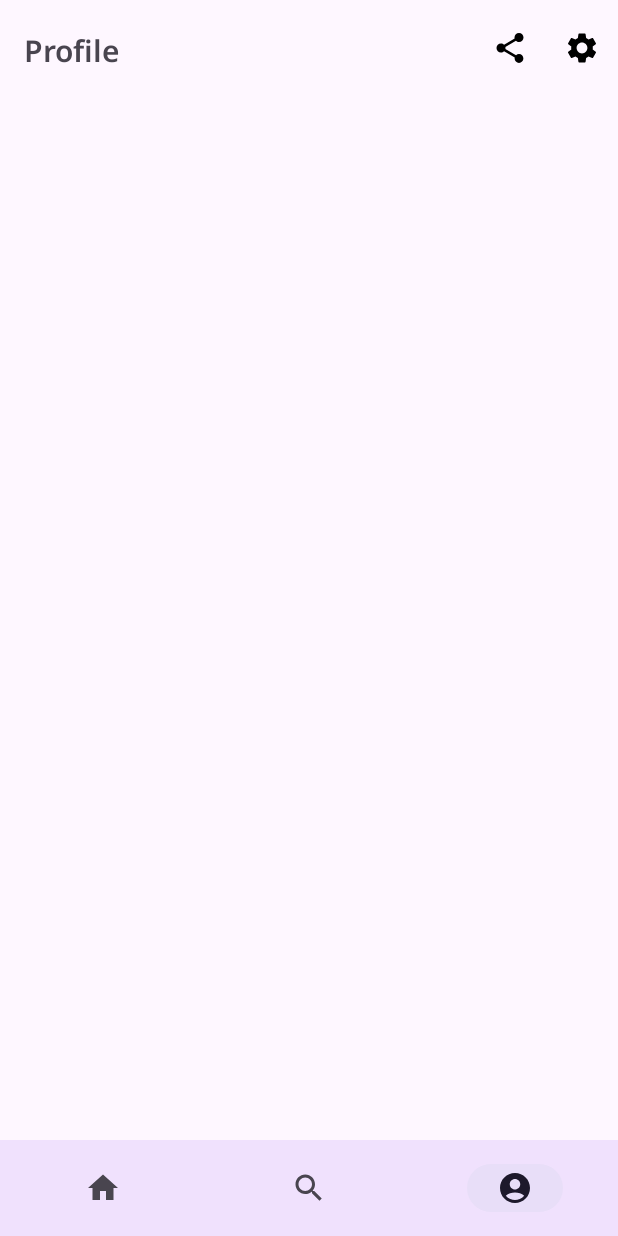
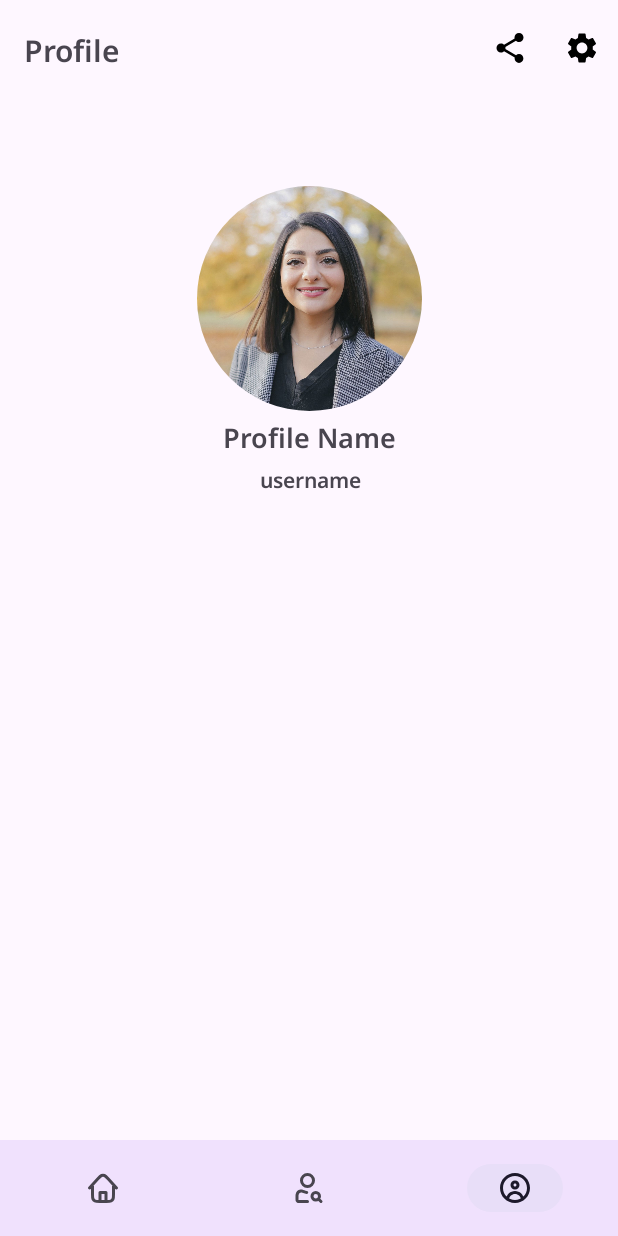
Before and after one commit to dwiaziprasetya/GithubUserApp, an Android app: the ProfileFragment screen opened through its navigation route, on a phone screen of 412 x 824 dp. Run offline under Robolectric (Android 15) with nearby library versions, the phone set to English and light mode, and no system bars; our stand-ins replace CircleImageView, navigation-ui.

Commit message:
Memperbarui bottom navigation dan beberapa iconnya

```diff
--- /dev/null
+++ b/app/src/main/res/drawable/icon_home.xml
@@ -0,0 +1,15 @@
+<vector xmlns:android="http://schemas.android.com/apk/res/android"
+    xmlns:tools="http://schemas.android.com/tools"
+    android:width="800dp"
+    android:height="800dp"
+    android:viewportWidth="24"
+    android:viewportHeight="24"
+    tools:ignore="VectorRaster">
+  <path
+      android:pathData="M14,21V15H10V21M19,9.778V16.2C19,17.88 19,18.72 18.673,19.362C18.385,19.927 17.927,20.385 17.362,20.673C16.72,21 15.88,21 14.2,21H9.8C8.12,21 7.28,21 6.638,20.673C6.074,20.385 5.615,19.927 5.327,19.362C5,18.72 5,17.88 5,16.2V9.778M21,12L15.567,5.964C14.331,4.591 13.713,3.905 12.986,3.652C12.347,3.429 11.651,3.429 11.012,3.652C10.284,3.905 9.667,4.592 8.431,5.965L3,12"
+      android:strokeLineJoin="round"
+      android:strokeWidth="2"
+      android:fillColor="#00000000"
+      android:strokeColor="#000000"
+      android:strokeLineCap="round"/>
+</vector>
--- /dev/null
+++ b/app/src/main/res/drawable/user_icon.xml
@@ -0,0 +1,12 @@
+<vector xmlns:android="http://schemas.android.com/apk/res/android"
+    xmlns:tools="http://schemas.android.com/tools"
+    android:width="800dp"
+    android:height="800dp"
+    android:viewportWidth="24"
+    android:viewportHeight="24"
+    tools:ignore="VectorRaster">
+  <path
+      android:pathData="M6.03,19.401C5.975,19.951 6.376,20.441 6.926,20.495C7.475,20.55 7.965,20.148 8.02,19.599L6.03,19.401ZM15.98,19.599C16.035,20.148 16.524,20.55 17.074,20.495C17.624,20.441 18.025,19.951 17.97,19.401L15.98,19.599ZM20,12C20,16.418 16.418,20 12,20V22C17.523,22 22,17.523 22,12H20ZM12,20C7.582,20 4,16.418 4,12H2C2,17.523 6.477,22 12,22V20ZM4,12C4,7.582 7.582,4 12,4V2C6.477,2 2,6.477 2,12H4ZM12,4C16.418,4 20,7.582 20,12H22C22,6.477 17.523,2 12,2V4ZM13,10C13,10.552 12.552,11 12,11V13C13.657,13 15,11.657 15,10H13ZM12,11C11.448,11 11,10.552 11,10H9C9,11.657 10.343,13 12,13V11ZM11,10C11,9.448 11.448,9 12,9V7C10.343,7 9,8.343 9,10H11ZM12,9C12.552,9 13,9.448 13,10H15C15,8.343 13.657,7 12,7V9ZM8.02,19.599C8.22,17.579 9.926,16 12,16V14C8.888,14 6.331,16.368 6.03,19.401L8.02,19.599ZM12,16C14.073,16 15.78,17.579 15.98,19.599L17.97,19.401C17.669,16.368 15.112,14 12,14V16Z"
+      android:fillColor="#000000"
+      tools:ignore="VectorPath" />
+</vector>
--- /dev/null
+++ b/app/src/main/res/drawable/user_search_icon.xml
@@ -0,0 +1,15 @@
+<vector xmlns:android="http://schemas.android.com/apk/res/android"
+    xmlns:tools="http://schemas.android.com/tools"
+    android:width="800dp"
+    android:height="800dp"
+    android:viewportWidth="24"
+    android:viewportHeight="24"
+    tools:ignore="VectorRaster">
+  <path
+      android:pathData="M18.5,19.5L20,21M11,21H5.6C5.04,21 4.76,21 4.546,20.891C4.358,20.795 4.205,20.642 4.109,20.454C4,20.24 4,19.96 4,19.4V17.684C4,17.049 4,16.731 4.048,16.466C4.271,15.234 5.234,14.271 6.466,14.048C6.543,14.034 6.624,14.024 6.716,14.017C6.941,14 7.053,13.991 7.204,14.003C7.36,14.014 7.447,14.03 7.598,14.072C7.743,14.113 8.004,14.231 8.527,14.468C9.137,14.745 9.802,14.922 10.5,14.979M19,17.5C19,18.881 17.881,20 16.5,20C15.119,20 14,18.881 14,17.5C14,16.119 15.119,15 16.5,15C17.881,15 19,16.119 19,17.5ZM15,7C15,9.209 13.209,11 11,11C8.791,11 7,9.209 7,7C7,4.791 8.791,3 11,3C13.209,3 15,4.791 15,7Z"
+      android:strokeLineJoin="round"
+      android:strokeWidth="2"
+      android:fillColor="#00000000"
+      android:strokeColor="#000000"
+      android:strokeLineCap="round"/>
+</vector>
--- a/app/src/main/res/layout/fragment_profile.xml
+++ b/app/src/main/res/layout/fragment_profile.xml
@@ -7,6 +7,7 @@
     tools:context=".ui.profile.ProfileFragment">
 
     <com.google.android.material.appbar.AppBarLayout
+        android:id="@+id/app_bar_profile"
         android:layout_width="match_parent"
         android:layout_height="wrap_content"
         app:layout_constraintEnd_toEndOf="parent"
@@ -14,6 +15,7 @@
         app:layout_constraintTop_toTopOf="parent">
 
         <com.google.android.material.appbar.MaterialToolbar
+            android:fitsSystemWindows="true"
             android:layout_width="match_parent"
             android:layout_height="?attr/actionBarSize"
             app:titleTextAppearance="@style/toolbar_text"
@@ -22,4 +24,39 @@
 
     </com.google.android.material.appbar.AppBarLayout>
 
+    <de.hdodenhof.circleimageview.CircleImageView
+        android:id="@+id/ci_profile_image"
+        android:layout_width="150dp"
+        android:layout_height="150dp"
+        android:layout_marginTop="60dp"
+        android:src="@drawable/profile_image_template"
+        app:layout_constraintBottom_toBottomOf="parent"
+        app:layout_constraintEnd_toEndOf="parent"
+        app:layout_constraintStart_toStartOf="parent"
+        app:layout_constraintTop_toBottomOf="@+id/app_bar_profile"
+        app:layout_constraintVertical_bias="0.0"/>
+
+    <TextView
+        android:id="@+id/tv_profile_name"
+        android:layout_width="wrap_content"
+        android:layout_height="wrap_content"
+        android:fontFamily="@font/notosanssemibold"
+        android:text="@string/profile_name"
+        android:textSize="18sp"
+        app:layout_constraintEnd_toEndOf="@+id/ci_profile_image"
+        app:layout_constraintStart_toStartOf="@+id/ci_profile_image"
+        app:layout_constraintTop_toBottomOf="@+id/ci_profile_image"/>
+
+    <TextView
+        android:id="@+id/tv_profile_username"
+        android:layout_width="wrap_content"
+        android:layout_height="wrap_content"
+        android:fontFamily="@font/notosanssemibold"
+        android:text="@string/profile_username"
+        android:textSize="14sp"
+        app:layout_constraintEnd_toEndOf="@+id/tv_profile_name"
+        app:layout_constraintStart_toStartOf="@+id/tv_profile_name"
+        app:layout_constraintTop_toBottomOf="@+id/tv_profile_name" />
+
+
 </androidx.constraintlayout.widget.ConstraintLayout>
--- a/app/src/main/res/menu/bottom_nav_menu.xml
+++ b/app/src/main/res/menu/bottom_nav_menu.xml
@@ -3,17 +3,17 @@
 
     <item
         android:id="@+id/navigation_home"
-        android:icon="@drawable/ic_home_black_24dp"
+        android:icon="@drawable/icon_home"
         android:title="@string/title_home"/>
 
     <item
         android:id="@+id/navigation_search"
-        android:icon="@drawable/baseline_search_24"
+        android:icon="@drawable/user_search_icon"
         android:title="@string/title_search"/>
 
     <item
         android:id="@+id/navigation_profile"
-        android:icon="@drawable/baseline_account_circle_24"
+        android:icon="@drawable/user_icon"
         android:title="@string/title_profile"/>
 
 </menu>
--- a/app/src/main/res/values/strings.xml
+++ b/app/src/main/res/values/strings.xml
@@ -7,4 +7,6 @@
     <string name="menu_refresh">Refresh</string>
     <string name="setting_menu">Settings</string>
     <string name="share_menu">Share</string>
+    <string name="profile_name">Profile Name</string>
+    <string name="profile_username">username</string>
 </resources>
--- a/app/src/main/res/values/themes.xml
+++ b/app/src/main/res/values/themes.xml
@@ -10,7 +10,8 @@
         <item name="colorSecondaryVariant">@color/teal_700</item>
         <item name="colorOnSecondary">@color/black</item>
         <!-- Status bar color. -->
-        <item name="android:statusBarColor">?attr/colorPrimaryVariant</item>
+        <item name="android:windowLightStatusBar">true</item>
+        <item name="android:statusBarColor">?attr/colorOnPrimary</item>
         <!-- Customize your theme here. -->
     </style>
     <style name="toolbar_text">
```
Also changed, not shown: app/src/main/res/drawable/profile_image_template.jpg (added).
